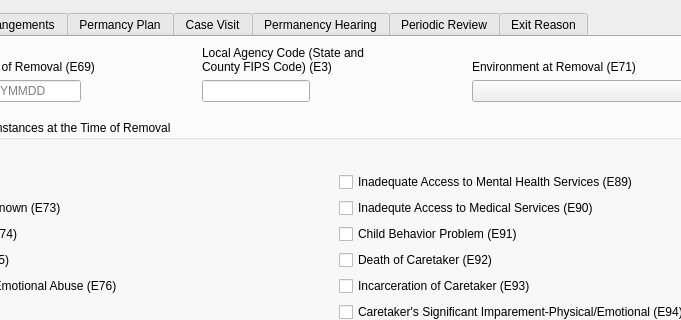
This is ui/ui_removal2020.ui in zstamper/AFCARS-AXE as Qt 5 draws it before an edit; both pictures show x 150 to 831 and y 0 to 320 of the 1058 by 808 pixel window. The edited form follows.
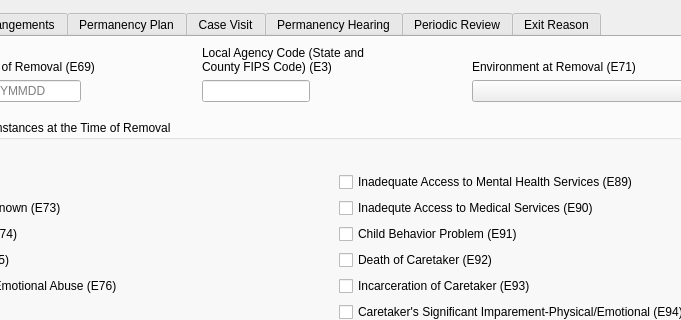
This is the edited form.

Commit message: Issue 26 - fixed typo

```diff
--- a/ui/ui_removal2020.ui
+++ b/ui/ui_removal2020.ui
@@ -515,7 +515,7 @@
      </widget>
      <widget class="QWidget" name="permanency_tab">
       <attribute name="title">
-       <string>Permancy Plan</string>
+       <string>Permanency Plan</string>
       </attribute>
       <layout class="QGridLayout" name="gridLayout_4">
        <item row="0" column="0">
```
Left out of the diff: 6 changed lines with no effect on the pictures.
